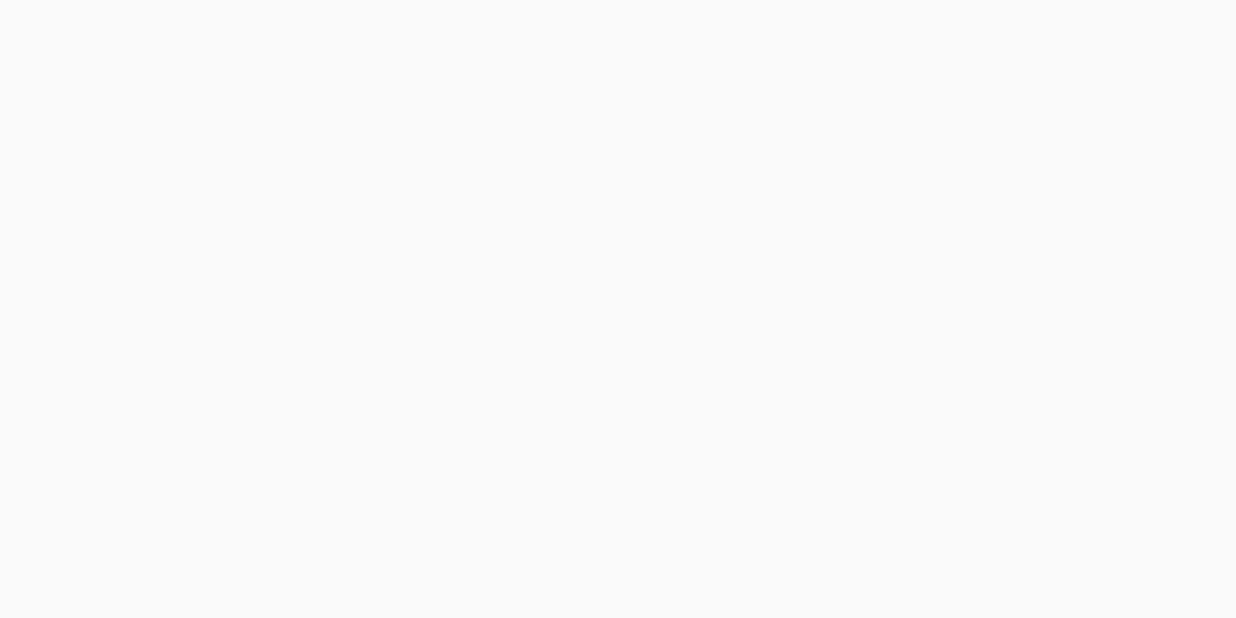
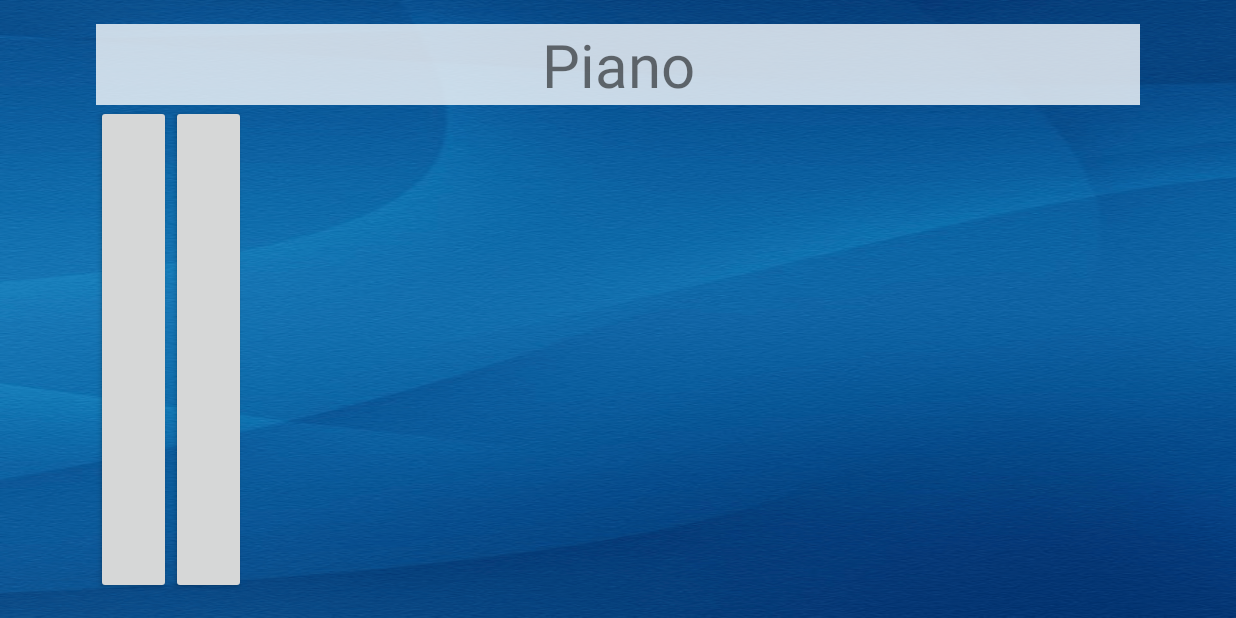
Before and after one commit to NaPat1912/Piano25_3_59, an Android app: the screen it shows after launch (MainActivity), on a phone screen of 824 x 412 dp (held sideways). Before the commit the screen is empty. Run offline under Robolectric (Android 15) with nearby library versions, the phone set to English and light mode, and no system bars.

Commit message:
finish screen deside

```diff
--- a/app/src/main/res/layout/activity_main.xml
+++ b/app/src/main/res/layout/activity_main.xml
@@ -8,6 +8,37 @@
     android:paddingRight="@dimen/activity_horizontal_margin"
     android:paddingTop="@dimen/activity_vertical_margin"
     android:paddingBottom="@dimen/activity_vertical_margin"
-    tools:context="ice_pbru.changlao.nataporn.piano.MainActivity">
+    tools:context="ice_pbru.changlao.nataporn.piano.MainActivity"
+    android:background="@drawable/bg7">
 
+    <LinearLayout
+        android:orientation="vertical"
+        android:layout_width="match_parent"
+        android:layout_height="match_parent">
+
+        <TextView
+            android:layout_width="match_parent"
+            android:layout_height="wrap_content"
+            android:text="@string/app_name"
+            android:id="@+id/textView"
+            android:textSize="40dp"
+            android:gravity="center"
+            android:background="#c7ffffff" />
+
+        <LinearLayout
+            android:orientation="horizontal"
+            android:layout_width="match_parent"
+            android:layout_height="match_parent">
+
+            <Button
+                android:layout_width="50dp"
+                android:layout_height="match_parent"
+                android:id="@+id/button" />
+
+            <Button
+                android:layout_width="50dp"
+                android:layout_height="match_parent"
+                android:id="@+id/button2" />
+        </LinearLayout>
+    </LinearLayout>
 </RelativeLayout>
```
Also changed, not shown: app/src/main/res/drawable/bg7.png (added).
